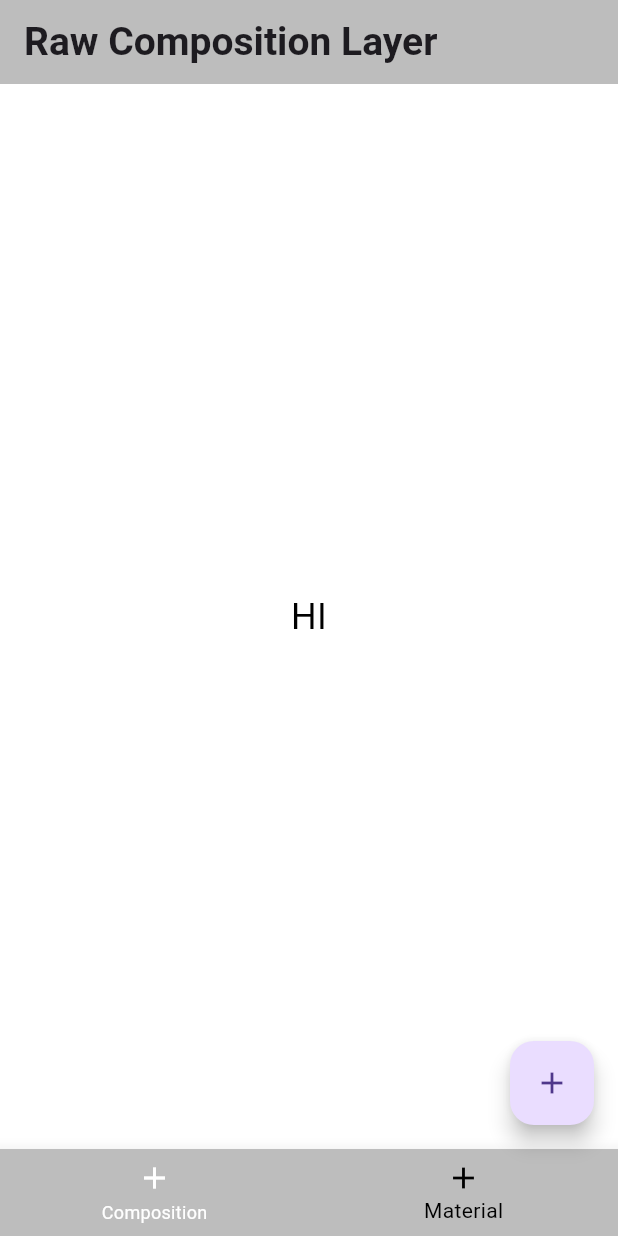
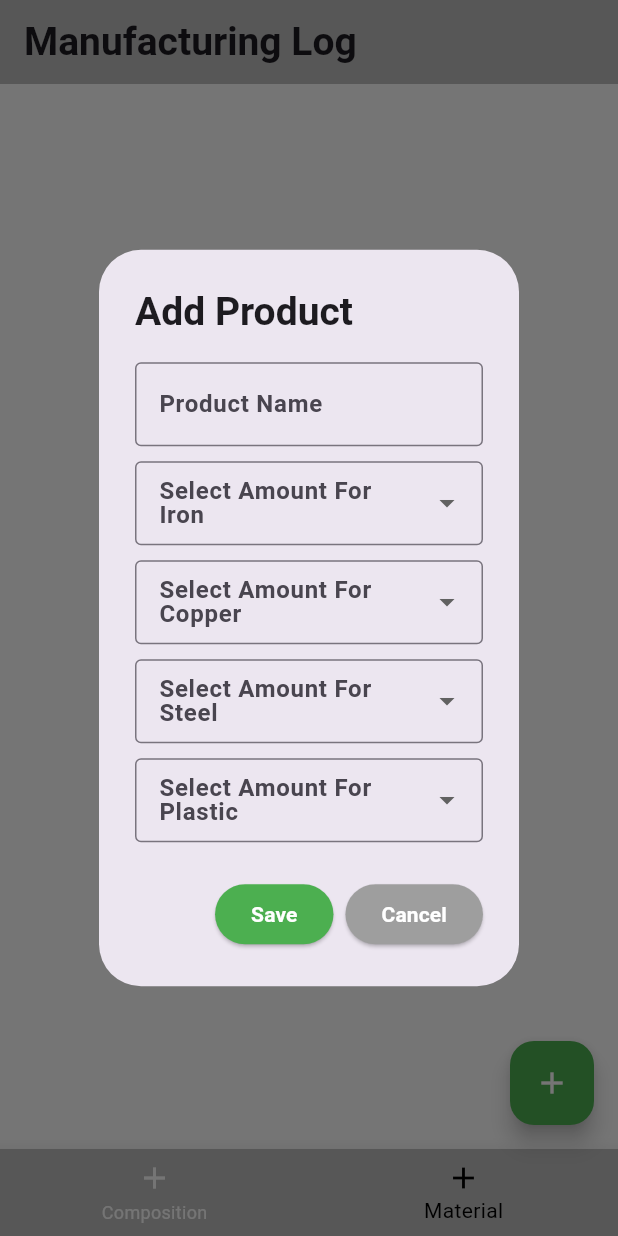
Before and after one commit to Datrix001/Raw-Material-Management-System, a Flutter app: the screen it shows after launch, item 2 of the bottom bar chosen, after a tap on the "add" icon, on a phone screen of 412 x 824 dp. Run offline on Flutter 3.47's test engine with Material 3 defaults, Android fonts, the phone set to English and light mode, and no system bars; our stand-ins replace flutter_slidable, google_fonts; Roboto replaces fonts that are missing (Ubuntu).

```diff
--- /dev/null
+++ b/lib/presentation/components/custom_button.dart
@@ -0,0 +1,23 @@
+import 'package:flutter/material.dart';
+import 'package:rmms/presentation/utils/fonts.dart';
+
+class CustomButton extends StatelessWidget {
+  final VoidCallback function;
+  final String name;
+  final Color color;
+  const CustomButton({super.key, required this.function, required this.name, required this.color});
+
+  @override
+  Widget build(BuildContext context) {
+    return ElevatedButton(
+
+      style: ButtonStyle(
+        // minimumSize:WidgetStateProperty.all(Size(10, 40)),
+        backgroundColor: WidgetStateProperty.all(color),
+        foregroundColor: WidgetStateProperty.all(Colors.white),
+      ),
+      onPressed: function,
+      child: Text(name, style: CustomFonts.bodyBlack),
+    );
+  }
+}
--- /dev/null
+++ b/lib/presentation/components/dialog_box.dart
@@ -0,0 +1,64 @@
+import 'package:flutter/material.dart';
+import 'package:rmms/presentation/components/custom_button.dart';
+import 'package:rmms/presentation/components/dropdown.dart';
+import 'package:rmms/presentation/utils/fonts.dart';
+
+class DialogBox extends StatefulWidget {
+  const DialogBox({super.key});
+
+  @override
+  State<DialogBox> createState() => _DialogBoxState();
+}
+
+class _DialogBoxState extends State<DialogBox> {
+  final TextEditingController nameController = TextEditingController();
+  var dropDownValue = 1;
+
+  @override
+  Widget build(BuildContext context) {
+    return AlertDialog(
+      title: Text("Add Product", style: CustomFonts.title),
+      content: SingleChildScrollView(
+        child: SizedBox(
+          width: double.infinity,
+          child: Column(
+            mainAxisSize: MainAxisSize.min,
+            children: [
+              TextField(
+                controller: nameController,
+                decoration: InputDecoration(
+                  label: Text("Product Name", style: CustomFonts.bodyBlack),
+                  border: OutlineInputBorder(),
+                ),
+              ),
+              SizedBox(height: 10),
+              CustomDropdown(label: "Select Amount For Iron"),
+              SizedBox(height: 10),
+              CustomDropdown(label: "Select Amount For Copper"),
+              SizedBox(height: 10),
+              CustomDropdown(label: "Select Amount For Steel"),
+              SizedBox(height: 10),
+              CustomDropdown(label: "Select Amount For Plastic"),
+            ],
+          ),
+        ),
+      ),
+      actions: [
+        CustomButton(
+          function: () {
+            Navigator.pop(context);
+          },
+          name: "Save",
+          color: Colors.green,
+        ),
+        CustomButton(
+          function: () {
+            Navigator.pop(context);
+          },
+          name: "Cancel",
+          color: Colors.grey,
+        ),
+      ],
+    );
+  }
+}
--- /dev/null
+++ b/lib/presentation/components/dropdown.dart
@@ -0,0 +1,35 @@
+import 'package:flutter/material.dart';
+import 'package:rmms/presentation/utils/fonts.dart';
+
+class CustomDropdown extends StatefulWidget {
+  final String label;
+  const CustomDropdown({super.key, required this.label});
+
+  @override
+  State<CustomDropdown> createState() => _CustomDropdownState();
+}
+
+class _CustomDropdownState extends State<CustomDropdown> {
+  int? dropDownValue = 1;
+  @override
+  Widget build(BuildContext context) {
+    return DropdownButtonFormField(
+      decoration: InputDecoration(
+        label: Text(widget.label, style: CustomFonts.bodyBlack),
+        border: OutlineInputBorder(),
+      ),
+      // value: dropDownValue,
+      isExpanded: true,
+      // hint: Text("Material 1"),
+      items: [
+        for (int i = 1; i <= 10; i++)
+          DropdownMenuItem(value: i, child: Text(i.toString())),
+      ],
+      onChanged: (value) => {
+        setState(() {
+          dropDownValue = value!;
+        }),
+      },
+    );
+  }
+}
--- a/lib/presentation/pages/home.dart
+++ b/lib/presentation/pages/home.dart
@@ -1,4 +1,5 @@
 import 'package:flutter/material.dart';
+import 'package:rmms/presentation/components/dialog_box.dart';
 import 'package:rmms/presentation/pages/composition.dart';
 import 'package:rmms/presentation/pages/material.dart';
 import 'package:rmms/presentation/utils/fonts.dart';
@@ -20,15 +21,21 @@ class _HomePageState extends State<HomePage> {
   }
 
   final List<Widget> pages = [Composition(), MaterialLayer()];
+  final List<String> titles = ["Raw Composition Layer","Manufacturing Log"];
   @override
   Widget build(BuildContext context) {
 
     return Scaffold(
       appBar: AppBar(
-        title: Text("Raw Composition Layer", style: CustomFonts.title),
+        title: Text(titles[currentIndex], style: CustomFonts.title),
       ),
       floatingActionButton: FloatingActionButton(
-        onPressed: () {},
+
+        onPressed: () {
+          showDialog(context: context,builder:(context){
+            return DialogBox();
+          });
+        },
         child: Icon(Icons.add),
       ),
       bottomNavigationBar: BottomNavigationBar(
--- a/lib/presentation/utils/fonts.dart
+++ b/lib/presentation/utils/fonts.dart
@@ -15,6 +15,10 @@ class CustomFonts {
   static TextStyle body1= GoogleFonts.ubuntu(
     fontWeight: FontWeight.w300,
     color:Colors.white
+  );
 
+  static TextStyle bodyBlack= GoogleFonts.ubuntu(
+    fontWeight: FontWeight.w600,
+    // color:Colors.white
   );
 }
--- a/lib/presentation/utils/theme.dart
+++ b/lib/presentation/utils/theme.dart
@@ -1,23 +1,21 @@
 import 'package:flutter/material.dart';
 
 class MyTheme {
-
   static final lightTheme = ThemeData(
-    appBarTheme: AppBarTheme(
-      backgroundColor: Colors.grey[400]
-    ),
+    appBarTheme: AppBarTheme(backgroundColor: Colors.grey[400]),
     scaffoldBackgroundColor: Colors.white,
 
     bottomNavigationBarTheme: BottomNavigationBarThemeData(
       backgroundColor: Colors.grey[400],
       selectedItemColor: Colors.black,
       unselectedItemColor: Colors.white,
-      elevation: 10
-    )
-
-
+      elevation: 10,
+    ),
+    floatingActionButtonTheme: FloatingActionButtonThemeData(
+      backgroundColor: Colors.green,
+      foregroundColor: Colors.white,
+    ),
   );
-
 
   static final darkTheme = ThemeData(
     scaffoldBackgroundColor: Colors.black,
@@ -29,10 +27,11 @@ class MyTheme {
       backgroundColor: Colors.grey[800],
       selectedItemColor: Colors.white,
       unselectedItemColor: Colors.black,
-      elevation: 10
-
-    )
-
+      elevation: 10,
+    ),
+    floatingActionButtonTheme: FloatingActionButtonThemeData(
+      backgroundColor: Colors.green,
+      foregroundColor: Colors.black,
+    ),
   );
-
 }
```
